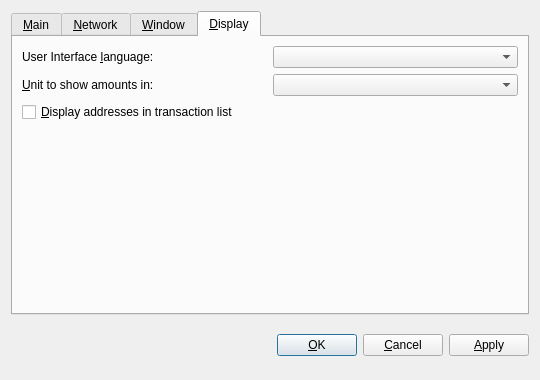
Old version of the form src/qt/forms/optionsdialog.ui in the repository ghostlander/Phoenixcoin-v0.7.
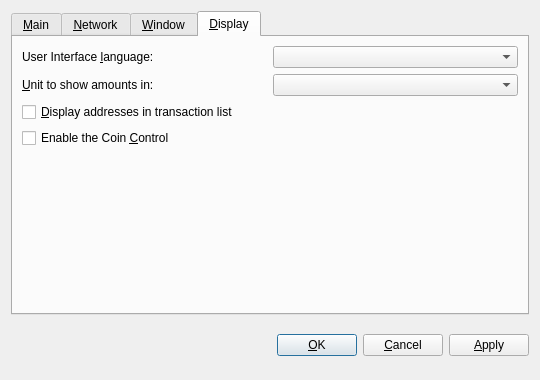
New version of the form. The open tabs and pages were chosen to show the change. Custom widgets are drawn as their Qt base class.

Commit message: The Coin Control

What changed in the file:
```diff
--- a/src/qt/forms/optionsdialog.ui
+++ b/src/qt/forms/optionsdialog.ui
@@ -343,6 +343,16 @@
          </property>
         </widget>
        </item>
+       <item>
+        <widget class="QCheckBox" name="coinControlFeatures">
+         <property name="toolTip">
+          <string>Whether to show the Coin Control interface or not.</string>
+         </property>
+         <property name="text">
+          <string>Enable the Coin &amp;Control</string>
+         </property>
+        </widget>
+       </item>
        <item>
         <spacer name="verticalSpacer_Display">
          <property name="orientation">
```
Left out of the diff: 2 changed lines with no effect on the pictures. The commit also changes 65 other files.
